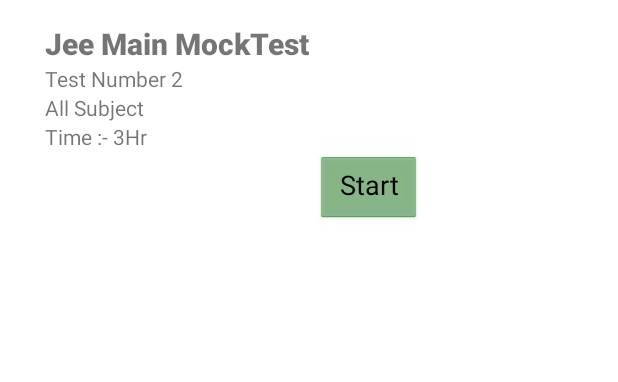
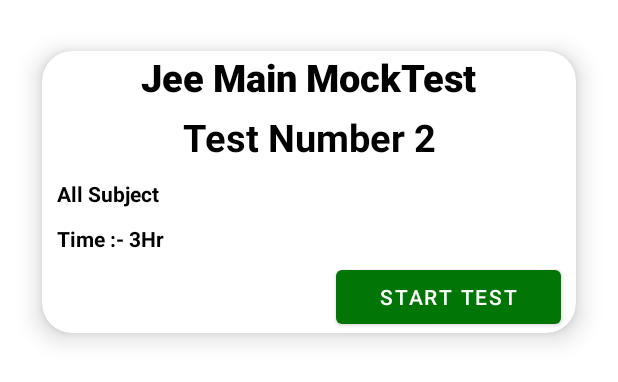
Before and after one commit to explo-mock-test/JEE-Mock-Test-Series, an Android app: the layout tests_view.xml on its own in the app's theme, with its tools: preview values and no code run, on a phone screen of 412 x 824 dp. Shown: the top 382 px of the screen. Run offline under Robolectric (Android 15) with nearby library versions, the phone set to English and light mode, and no system bars.

Commit message:
ui-improvement

```diff
--- a/app/src/main/java/com/farfromcampus/jeemocktestseries/MainActivity.kt
+++ b/app/src/main/java/com/farfromcampus/jeemocktestseries/MainActivity.kt
@@ -29,13 +29,6 @@ class MainActivity : AppCompatActivity() {
             finish()
         }
 
-        val mock_id = "testingfirstmocktest"
-        val intent = Intent(this, ockreviewActivity::class.java)
-        findViewById<Button>(R.id.button).setOnClickListener {
-            intent.putExtra("mock_id", mock_id)
-            startActivity(intent)
-        }
-
 
 
 
@@ -44,18 +37,13 @@ class MainActivity : AppCompatActivity() {
     override fun onStart() {
         super.onStart()
         var mocks:ArrayList<Mocktest> = ArrayList()
-        runBlocking{
-            Log.d("TAGG",Mocktestdao().getAllMockTest().await().toString())
+        runBlocking {
             Mocktestdao().getAllMockTest().addOnSuccessListener { document ->
                 for (dat in document) {
-                    Log.d("TAGG2",dat.toObject(Mocktest::class.java).toString())
                     mocks.add(dat.toObject(Mocktest::class.java))
-                    Log.d("TAGG45",mocks.size.toString())
                 }
             }.await()
         }
-        Log.d("TAGG",mocks.size.toString())
-
         val recyclerview = findViewById<RecyclerView>(R.id.testsview)
         recyclerview.layoutManager = LinearLayoutManager(this)
         val adapter1 = Tests_Adapter(mocks)
--- a/app/src/main/res/layout/activity_main.xml
+++ b/app/src/main/res/layout/activity_main.xml
@@ -9,25 +9,13 @@
         >
 
 
-        <Button
-            android:id="@+id/button"
-            android:layout_width="wrap_content"
-            android:layout_height="wrap_content"
-            android:layout_marginTop="620dp"
-            android:text="Button"
-            app:layout_constraintEnd_toEndOf="parent"
-            app:layout_constraintHorizontal_bias="0.498"
-            app:layout_constraintStart_toStartOf="parent"
-            app:layout_constraintTop_toTopOf="parent" />
-
         <androidx.recyclerview.widget.RecyclerView
             android:id="@+id/testsview"
             android:layout_width="0dp"
             android:layout_height="0dp"
-            app:layout_constraintBottom_toTopOf="@+id/button"
+            app:layout_constraintBottom_toBottomOf="parent"
             app:layout_constraintEnd_toEndOf="parent"
             app:layout_constraintStart_toStartOf="parent"
-            app:layout_constraintTop_toTopOf="parent"
-            app:layout_constraintVertical_bias="0.221" />
+            app:layout_constraintTop_toTopOf="parent" />
 
 </androidx.constraintlayout.widget.ConstraintLayout>
--- a/app/src/main/res/layout/tests_view.xml
+++ b/app/src/main/res/layout/tests_view.xml
@@ -1,47 +1,77 @@
 <?xml version="1.0" encoding="utf-8"?>
-<LinearLayout xmlns:android="http://schemas.android.com/apk/res/android"
+<RelativeLayout xmlns:android="http://schemas.android.com/apk/res/android"
+    xmlns:tools="http://schemas.android.com/tools"
     android:layout_width="match_parent"
     android:layout_height="wrap_content"
-    android:layout_marginHorizontal="30dp"
-    android:layout_marginVertical="15dp"
-    android:background="@color/white"
-    android:filterTouchesWhenObscured="false"
-    android:orientation="vertical">
+    xmlns:app="http://schemas.android.com/apk/res-auto"
+    tools:context=".MainActivity">
+
+    <androidx.cardview.widget.CardView
+        android:layout_width="match_parent"
+        android:layout_height="wrap_content"
+        app:cardElevation="10dp"
+        app:cardCornerRadius="20dp"
+        android:layout_margin="10dp"
+        app:cardBackgroundColor="@color/white"
+        app:cardMaxElevation="12dp"
+        app:cardPreventCornerOverlap="true"
+        app:cardUseCompatPadding="true"
+        >
 
         <TextView
             android:id="@+id/TestName"
-        android:layout_width="match_parent"
-        android:layout_height="wrap_content"
+            android:layout_width="wrap_content"
+            android:layout_height="35dp"
             android:fontFamily="sans-serif-black"
             android:text="Jee Main MockTest"
-        android:textSize="20sp" />
+            android:textColor="@color/black"
+            android:textStyle="bold"
+            android:layout_gravity="center_horizontal"
+
+            android:textSize="25sp" />
 
         <TextView
             android:id="@+id/TestNumber"
-        android:layout_width="match_parent"
+            android:layout_width="200dp"
+            android:layout_marginTop="40dp"
             android:layout_height="wrap_content"
-        android:text="Test Number 2" />
+            android:text="Test Number 2"
+            android:textColor="@color/black"
+            android:textAlignment="center"
+            android:textSize="25dp"
+            android:textStyle="bold"
+            android:layout_gravity="center_horizontal"/>
 
         <TextView
             android:id="@+id/TestType"
+            android:layout_marginTop="85dp"
+            android:layout_marginLeft="10dp"
+            android:textColor="@color/black"
+            android:textStyle="bold"
             android:layout_width="match_parent"
             android:layout_height="wrap_content"
             android:text="All Subject" />
 
         <TextView
             android:id="@+id/Time"
+            android:layout_marginTop="115dp"
+            android:layout_marginLeft="10dp"
+            android:textColor="@color/black"
+            android:textStyle="bold"
             android:layout_width="match_parent"
             android:layout_height="wrap_content"
             android:text="Time :- 3Hr" />
 
         <Button
             android:id="@+id/StartTest"
-        style="@android:style/Widget.Holo.Light.Button.Inset"
-        android:layout_width="wrap_content"
+            android:layout_width="150dp"
             android:layout_height="wrap_content"
             android:layout_marginLeft="180dp"
             android:layout_marginRight="10dp"
-        android:gravity="right"
-        android:text="Start" />
+            android:text="START TEST"
+            android:layout_marginTop="140dp"
+            android:textAlignment="center"
+            android:layout_gravity="bottom|right"/>
+    </androidx.cardview.widget.CardView>
 
-</LinearLayout>
+</RelativeLayout>
```
Lines whose indentation alone changed are shown as unchanged.
